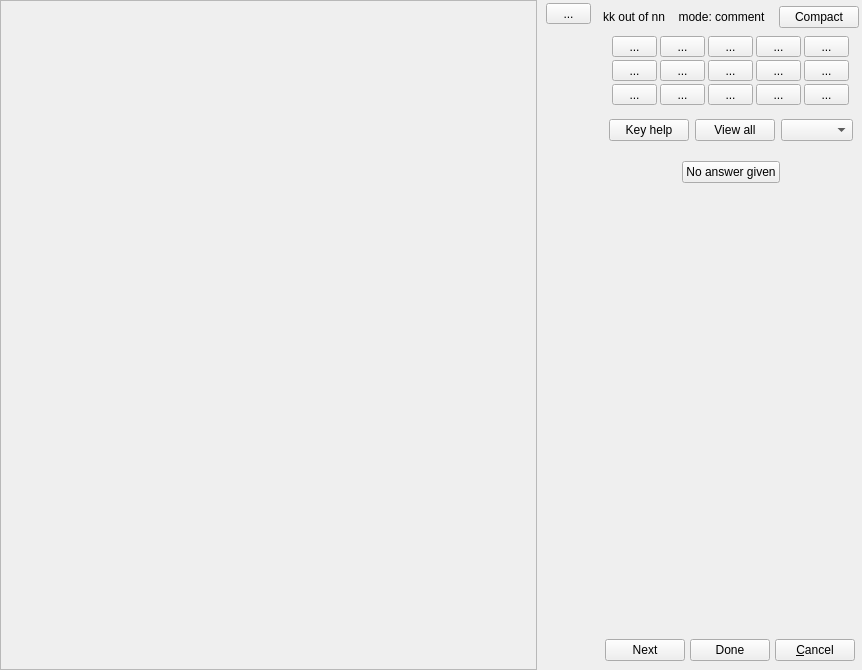
This is qtCreatorFiles/ui_annotator_lhm.ui in plomgrading/plom as Qt 5 draws it before an edit. The edited form follows.
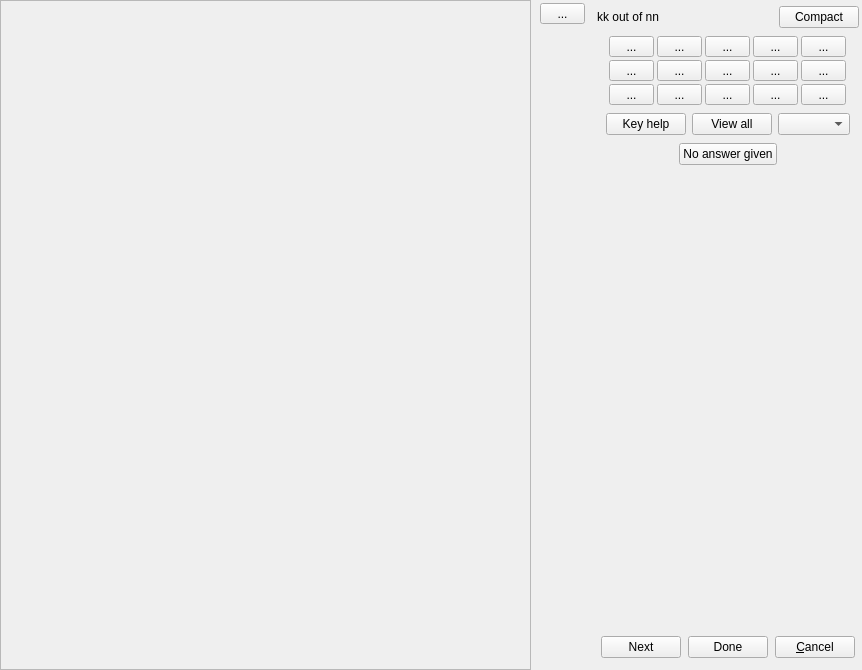
This is the edited form.

Diff of the .ui file:
```diff
--- a/qtCreatorFiles/ui_annotator_lhm.ui
+++ b/qtCreatorFiles/ui_annotator_lhm.ui
@@ -203,9 +203,9 @@
         <property name="frameShadow">
          <enum>QFrame::Plain</enum>
         </property>
-        <layout class="QHBoxLayout" name="modeLayout" stretch="0,1,0">
+        <layout class="QHBoxLayout" name="modeLayout">
          <property name="spacing">
-          <number>6</number>
+          <number>3</number>
          </property>
          <property name="leftMargin">
           <number>3</number>
@@ -235,7 +235,7 @@
             </size>
            </property>
            <property name="text">
-            <string>mode: comment</string>
+            <string>&lt;mode&gt;</string>
            </property>
            <property name="alignment">
             <set>Qt::AlignCenter</set>
@@ -540,6 +540,18 @@
          <enum>QFrame::Raised</enum>
         </property>
         <layout class="QHBoxLayout" name="buttonsLayout">
+         <property name="leftMargin">
+          <number>12</number>
+         </property>
+         <property name="topMargin">
+          <number>3</number>
+         </property>
+         <property name="rightMargin">
+          <number>12</number>
+         </property>
+         <property name="bottomMargin">
+          <number>1</number>
+         </property>
          <item>
           <widget class="QPushButton" name="keyHelpButton">
            <property name="sizePolicy">
@@ -591,13 +603,13 @@
           <number>3</number>
          </property>
          <property name="topMargin">
-          <number>3</number>
+          <number>1</number>
          </property>
          <property name="rightMargin">
           <number>3</number>
          </property>
          <property name="bottomMargin">
-          <number>3</number>
+          <number>1</number>
          </property>
          <property name="spacing">
           <number>3</number>
@@ -672,7 +684,7 @@
           <number>3</number>
          </property>
          <property name="topMargin">
-          <number>3</number>
+          <number>1</number>
          </property>
          <property name="rightMargin">
           <number>3</number>
@@ -708,7 +720,7 @@
           <number>3</number>
          </property>
          <property name="bottomMargin">
-          <number>3</number>
+          <number>6</number>
          </property>
          <item>
           <widget class="QPushButton" name="finishedButton">
```
